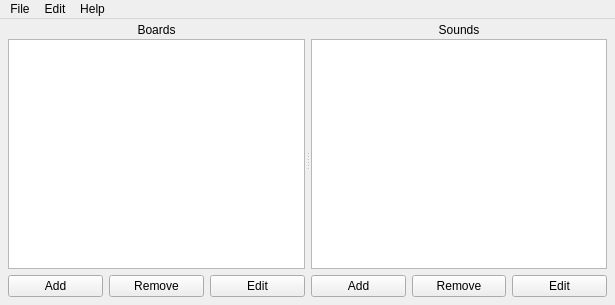
Old version of the form src/mainapp.ui in the repository defaultsamson/Soundboard.
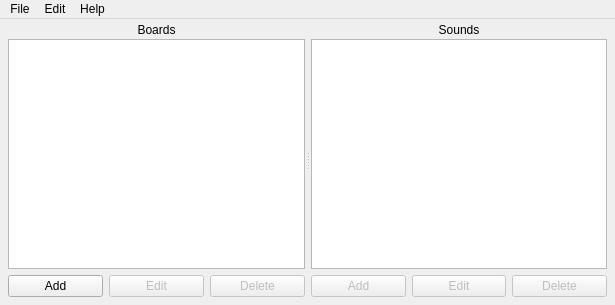
New version of the form.

Patch:
```diff
--- a/src/mainapp.ui
+++ b/src/mainapp.ui
@@ -116,20 +116,26 @@
             </property>
            </widget>
           </item>
-          <item>
-           <widget class="QPushButton" name="buttonRemoveBoard">
-            <property name="text">
-             <string>Remove</string>
-            </property>
-           </widget>
-          </item>
           <item>
            <widget class="QPushButton" name="buttonEditBoard">
+            <property name="enabled">
+             <bool>false</bool>
+            </property>
             <property name="text">
              <string>Edit</string>
             </property>
            </widget>
           </item>
+          <item>
+           <widget class="QPushButton" name="buttonRemoveBoard">
+            <property name="enabled">
+             <bool>false</bool>
+            </property>
+            <property name="text">
+             <string>Delete</string>
+            </property>
+           </widget>
+          </item>
          </layout>
         </item>
        </layout>
@@ -204,25 +210,34 @@
          <layout class="QHBoxLayout" name="horizontalLayout_2">
           <item>
            <widget class="QPushButton" name="buttonAddSound">
+            <property name="enabled">
+             <bool>false</bool>
+            </property>
             <property name="text">
              <string>Add</string>
             </property>
            </widget>
           </item>
-          <item>
-           <widget class="QPushButton" name="buttonRemoveSound">
-            <property name="text">
-             <string>Remove</string>
-            </property>
-           </widget>
-          </item>
           <item>
            <widget class="QPushButton" name="buttonEditSound">
+            <property name="enabled">
+             <bool>false</bool>
+            </property>
             <property name="text">
              <string>Edit</string>
             </property>
            </widget>
           </item>
+          <item>
+           <widget class="QPushButton" name="buttonRemoveSound">
+            <property name="enabled">
+             <bool>false</bool>
+            </property>
+            <property name="text">
+             <string>Delete</string>
+            </property>
+           </widget>
+          </item>
          </layout>
         </item>
        </layout>
```
